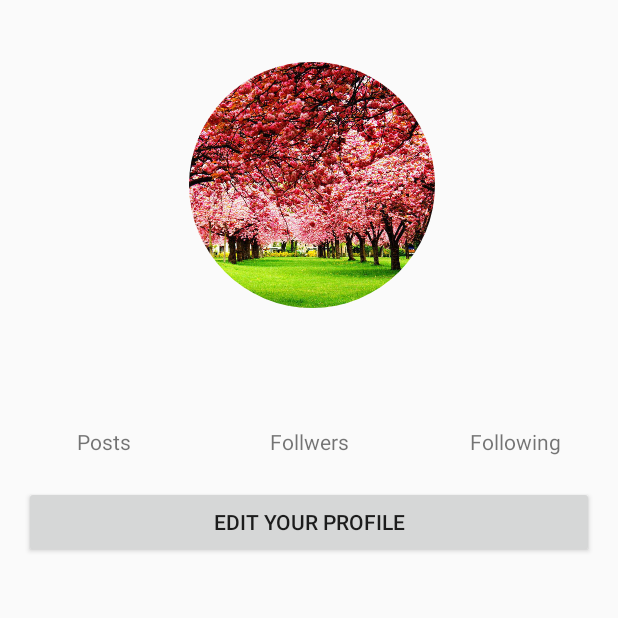
After one commit to deenanathgupta/InstagramApp, an Android app: the UserProfile screen opened directly, with no data from a screen before it, on a phone screen of 412 x 824 dp, the top half of it. The commit adds this screen. Run offline under Robolectric (Android 15) with nearby library versions, the phone set to English and light mode, and no system bars; our stand-ins replace CircleImageView, Picasso; pictures from the network do not load; 2 statements that could not run were skipped.

Commit message:
update code

```diff
--- a/app/src/main/AndroidManifest.xml
+++ b/app/src/main/AndroidManifest.xml
@@ -19,6 +19,7 @@
                 <category android:name="android.intent.category.LAUNCHER" />
             </intent-filter>
         </activity>
+        <activity android:name=".UserProfile"></activity>
     </application>
 
 </manifest>
--- /dev/null
+++ b/app/src/main/java/instagram/robosoft/com/mytestapplication/UserProfile.java
@@ -0,0 +1,59 @@
+package instagram.robosoft.com.mytestapplication;
+
+import android.content.Intent;
+import android.graphics.Bitmap;
+import android.os.PersistableBundle;
+import android.support.v7.app.AppCompatActivity;
+import android.os.Bundle;
+import android.util.Log;
+import android.widget.ImageView;
+import android.widget.TextView;
+
+import com.squareup.picasso.Picasso;
+
+import instagram.robosoft.com.mytestapplication.communicator.ImageAsyncCallBack;
+import instagram.robosoft.com.mytestapplication.constant.AppData;
+import instagram.robosoft.com.mytestapplication.utils.ImageDownloader;
+
+public class UserProfile extends AppCompatActivity implements ImageAsyncCallBack {
+    private TextView txtTotalPosts, txtTotalFollwers, txtTotalFollowing;
+    private ImageView mUserProfilePic;
+    private String[] mUserDetails;
+    private Bitmap mBitmap;
+
+    @Override
+    protected void onCreate(Bundle savedInstanceState) {
+        super.onCreate(savedInstanceState);
+        setContentView(R.layout.activity_user_profile);
+        txtTotalPosts = (TextView) findViewById(R.id.txttotalposts);
+        txtTotalFollwers = (TextView) findViewById(R.id.txttotalfollwers);
+        txtTotalFollowing = (TextView) findViewById(R.id.txttotalfollowing);
+        mUserProfilePic = (ImageView) findViewById(R.id.userimages);
+
+        Log.i("Testtt", "OnCreate()");
+
+        Intent intent = getIntent();
+        mUserDetails = intent.getStringArrayExtra(AppData.USERDETAILS);
+        Log.i("Test", mUserDetails[0] + " UserName" + "  " + mUserDetails[1]);
+        //if (savedInstanceState == null) {
+
+        Picasso.with(this).load(mUserDetails[1]).into(mUserProfilePic);
+    }
+
+    @Override
+    protected void onSaveInstanceState(Bundle outState) {
+        super.onSaveInstanceState(outState);
+        outState.putStringArray("userProfileInfo", mUserDetails);
+    }
+
+    @Override
+    protected void onRestoreInstanceState(Bundle savedInstanceState) {
+        super.onRestoreInstanceState(savedInstanceState);
+        mUserDetails = savedInstanceState.getStringArray("userProfileInfo");
+    }
+
+    @Override
+    public void processFinish(Bitmap bitmap, String Url) {
+        mUserProfilePic.setImageBitmap(bitmap);
+    }
+}
--- a/app/src/main/java/instagram/robosoft/com/mytestapplication/communicator/CallBack.java
+++ b/app/src/main/java/instagram/robosoft/com/mytestapplication/communicator/CallBack.java
@@ -4,6 +4,6 @@ package instagram.robosoft.com.mytestapplication.communicator;
  * Created by deena on 24/2/16.
  */
 public interface CallBack {
-    public void getData(String s);
+    void getData(String s[]);
 
 }
--- a/app/src/main/java/instagram/robosoft/com/mytestapplication/constant/AppData.java
+++ b/app/src/main/java/instagram/robosoft/com/mytestapplication/constant/AppData.java
@@ -20,11 +20,14 @@ public class AppData {
     public static final String FOLLWERS = "https://api.instagram.com/v1/users/self/follows?access_token=" + AppData.accesstokn;
 
     public static final String MYPREFERENCE = "Data";
-    public static final String SETTINGPREFRENCE="SettingData";
+    public static final String SETTINGPREFRENCE = "SettingData";
     public static final String Name = "name";
     public static final String Id = "id";
     public static final String accesstoken = "token";
 
     public static final String SettingKey = "SettingKey";
 
+    public static final String USERDETAILS = "userDetails";
+    public static final String USER_COMMENT_DETAILS="data";
+
 }
--- a/app/src/main/java/instagram/robosoft/com/mytestapplication/utils/ImageDownloader.java
+++ b/app/src/main/java/instagram/robosoft/com/mytestapplication/utils/ImageDownloader.java
@@ -26,7 +26,7 @@ public class ImageDownloader extends AsyncTask<String, Void, Bitmap> {
 
     public ImageDownloader(ImageView imageView,ImageAsyncCallBack context) {
         this.mImageView = imageView;
-        mImageAsyncCallBack= (ImageAsyncCallBack) context;
+        mImageAsyncCallBack= context;
     }
 
     @Override
--- /dev/null
+++ b/app/src/main/res/layout-land/activity_user_profile.xml
@@ -0,0 +1,98 @@
+<?xml version="1.0" encoding="utf-8"?>
+<RelativeLayout xmlns:android="http://schemas.android.com/apk/res/android"
+    xmlns:tools="http://schemas.android.com/tools"
+    android:layout_width="match_parent"
+    android:layout_height="match_parent"
+    tools:context="instagram.robosoft.com.mytestapplication.UserProfile">
+
+    <de.hdodenhof.circleimageview.CircleImageView
+        android:id="@+id/userimage"
+        android:layout_width="@dimen/userprofileImageland"
+        android:layout_height="@dimen/userprofileImageland"
+        android:layout_alignParentTop="true"
+        android:layout_centerHorizontal="true"
+        android:layout_marginTop="23dp"
+        android:paddingLeft="@dimen/circularimagepaddingleft"
+        android:src="@drawable/imag2" />
+
+    <LinearLayout
+        android:id="@+id/innerlayout"
+        android:layout_width="match_parent"
+        android:layout_height="wrap_content"
+        android:layout_below="@id/userimage"
+        android:layout_marginTop="20dp"
+        android:orientation="horizontal"
+        android:weightSum="3">
+
+        <TextView
+            android:id="@+id/txttotalposts"
+            android:layout_width="0dp"
+            android:layout_height="wrap_content"
+            android:layout_weight="1"
+            android:padding="@dimen/textpadding"
+            android:textAlignment="center"
+            android:textAppearance="?android:attr/textAppearanceLarge" />
+
+        <TextView
+            android:id="@+id/txttotalfollwers"
+            android:layout_width="0dp"
+            android:layout_height="wrap_content"
+            android:layout_weight="1"
+            android:padding="@dimen/textpadding"
+            android:textAlignment="center"
+            android:textAppearance="?android:attr/textAppearanceLarge" />
+
+        <TextView
+            android:id="@+id/txttotalfollowing"
+            android:layout_width="0dp"
+            android:layout_height="wrap_content"
+            android:layout_weight="1"
+            android:padding="@dimen/textpadding"
+            android:textAlignment="center"
+            android:textAppearance="?android:attr/textAppearanceLarge" />
+    </LinearLayout>
+
+    <LinearLayout
+        android:id="@+id/secndinnerlayout"
+        android:layout_width="match_parent"
+        android:layout_height="wrap_content"
+        android:layout_below="@id/innerlayout"
+        android:orientation="horizontal"
+        android:weightSum="3">
+
+        <TextView
+            android:layout_width="0dp"
+            android:layout_height="wrap_content"
+            android:layout_weight="1"
+            android:padding="@dimen/textpadding"
+            android:text="@string/posts"
+            android:textAlignment="center" />
+
+        <TextView
+            android:layout_width="0dp"
+            android:layout_height="wrap_content"
+            android:layout_weight="1"
+            android:padding="@dimen/textpadding"
+            android:text="@string/follwers"
+            android:textAlignment="center" />
+
+        <TextView
+            android:layout_width="0dp"
+            android:layout_height="wrap_content"
+            android:layout_weight="1"
+            android:padding="@dimen/textpadding"
+            android:text="@string/following"
+            android:textAlignment="center" />
+    </LinearLayout>
+
+    <Button
+        android:id="@+id/btnedit"
+        android:layout_width="match_parent"
+        android:layout_height="wrap_content"
+        android:layout_alignParentStart="true"
+        android:layout_below="@+id/secndinnerlayout"
+        android:layout_margin="@dimen/activity_horizontal_margin"
+        android:layout_marginTop="41dp"
+        android:text="Edit Your Profile" />
+
+</RelativeLayout>
--- /dev/null
+++ b/app/src/main/res/layout/activity_user_profile.xml
@@ -0,0 +1,98 @@
+<?xml version="1.0" encoding="utf-8"?>
+<RelativeLayout xmlns:android="http://schemas.android.com/apk/res/android"
+    xmlns:tools="http://schemas.android.com/tools"
+    android:layout_width="match_parent"
+    android:layout_height="match_parent"
+    tools:context="instagram.robosoft.com.mytestapplication.UserProfile">
+
+    <de.hdodenhof.circleimageview.CircleImageView
+        android:id="@+id/userimages"
+        android:layout_width="@dimen/userprofileImage"
+        android:layout_height="@dimen/userprofileImage"
+        android:layout_alignParentTop="true"
+        android:layout_centerHorizontal="true"
+        android:layout_marginTop="23dp"
+        android:paddingLeft="@dimen/circularimagepaddingleft"
+        android:paddingRight="@dimen/activity_horizontal_margin"
+        android:src="@drawable/imag2" />
+
+    <LinearLayout
+        android:id="@+id/innerlayout"
+        android:layout_width="match_parent"
+        android:layout_height="wrap_content"
+        android:layout_below="@id/userimages"
+        android:layout_marginTop="20dp"
+        android:orientation="horizontal"
+        android:weightSum="3">
+
+        <TextView
+            android:id="@+id/txttotalposts"
+            android:layout_width="0dp"
+            android:layout_height="wrap_content"
+            android:layout_weight="1"
+            android:padding="@dimen/textpadding"
+            android:textAlignment="center"
+            android:textAppearance="?android:attr/textAppearanceLarge" />
+
+        <TextView
+            android:id="@+id/txttotalfollwers"
+            android:layout_width="0dp"
+            android:layout_height="wrap_content"
+            android:layout_weight="1"
+            android:padding="@dimen/textpadding"
+            android:textAlignment="center"
+            android:textAppearance="?android:attr/textAppearanceLarge" />
+
+        <TextView
+            android:id="@+id/txttotalfollowing"
+            android:layout_width="0dp"
+            android:layout_height="wrap_content"
+            android:layout_weight="1"
+            android:padding="@dimen/textpadding"
+            android:textAlignment="center"
+            android:textAppearance="?android:attr/textAppearanceLarge" />
+    </LinearLayout>
+
+    <LinearLayout
+        android:id="@+id/secndinnerlayout"
+        android:layout_width="match_parent"
+        android:layout_height="wrap_content"
+        android:layout_below="@id/innerlayout"
+        android:orientation="horizontal"
+        android:weightSum="3">
+
+        <TextView
+            android:layout_width="0dp"
+            android:layout_height="wrap_content"
+            android:layout_weight="1"
+            android:padding="@dimen/textpadding"
+            android:text="@string/posts"
+            android:textAlignment="center" />
+
+        <TextView
+            android:layout_width="0dp"
+            android:layout_height="wrap_content"
+            android:layout_weight="1"
+            android:padding="@dimen/textpadding"
+            android:text="@string/follwers"
+            android:textAlignment="center" />
+
+        <TextView
+            android:layout_width="0dp"
+            android:layout_height="wrap_content"
+            android:layout_weight="1"
+            android:padding="@dimen/textpadding"
+            android:text="@string/following"
+            android:textAlignment="center" />
+    </LinearLayout>
+
+    <Button
+        android:id="@+id/btnedit"
+        android:layout_width="match_parent"
+        android:layout_height="wrap_content"
+        android:layout_alignParentStart="true"
+        android:layout_below="@+id/secndinnerlayout"
+        android:layout_margin="@dimen/activity_horizontal_margin"
+        android:layout_marginTop="41dp"
+        android:text="Edit Your Profile" />
+</RelativeLayout>
--- a/app/src/main/res/values-v21/strings.xml
+++ b/app/src/main/res/values-v21/strings.xml
@@ -2,4 +2,7 @@
 <resources>
     <string name="totalLike">Like:</string>
     <string name="userprifle">Profile</string>
+    <string name="following">Following</string>
+    <string name="posts">Posts</string>
+    <string name="follwers">Follwers</string>
 </resources>
--- a/app/src/main/res/values-w820dp/strings.xml
+++ b/app/src/main/res/values-w820dp/strings.xml
@@ -3,4 +3,7 @@
     <string name="actionsettion">Setting</string>
     <string name="totalLike">Like:</string>
     <string name="userprifle">Profile</string>
+    <string name="following">Following</string>
+    <string name="posts">Posts</string>
+    <string name="follwers">Follwers</string>
 </resources>
--- a/app/src/main/res/values/dimens.xml
+++ b/app/src/main/res/values/dimens.xml
@@ -11,4 +11,7 @@
     <dimen name="margin">4dp</dimen>
     <dimen name="circularimagemarginstart">29dp</dimen>
     <dimen name="topPaddingOfTextInputLayoutComment">4dp</dimen>
+    <dimen name="userprofileImage">200dp</dimen>
+    <dimen name="userprofileImageland">120dp</dimen>
+    <dimen name="textpadding">4dp</dimen>
 </resources>
--- a/app/src/main/res/values/strings.xml
+++ b/app/src/main/res/values/strings.xml
@@ -1,7 +1,10 @@
 <resources>
-    <string name="app_name">My TestApplication</string>
+    <string name="app_name">Instagram</string>
     <string name="actionsettion">Setting</string>
     <string name="title_activity_main2">Main2Activity</string>
     <string name="totalLike">Like:</string>
     <string name="userprifle">Profile</string>
+    <string name="following">Following</string>
+    <string name="posts">Posts</string>
+    <string name="follwers">Follwers</string>
 </resources>
```
Also changed, not shown: app/src/main/java/instagram/robosoft/com/mytestapplication/MainActivity.java (+46 -32 lines), app/src/main/java/instagram/robosoft/com/mytestapplication/adapter/RecyclerviewAdapter.java (+5 -12 lines), app/src/main/java/instagram/robosoft/com/mytestapplication/asynctask/GetAccessToken.java (+15 -9 lines), app/src/main/java/instagram/robosoft/com/mytestapplication/asynctask/MediaDetailsAsyncTask.java (+8 -5 lines), app/src/main/res/drawable/imag2.jpg (added).
